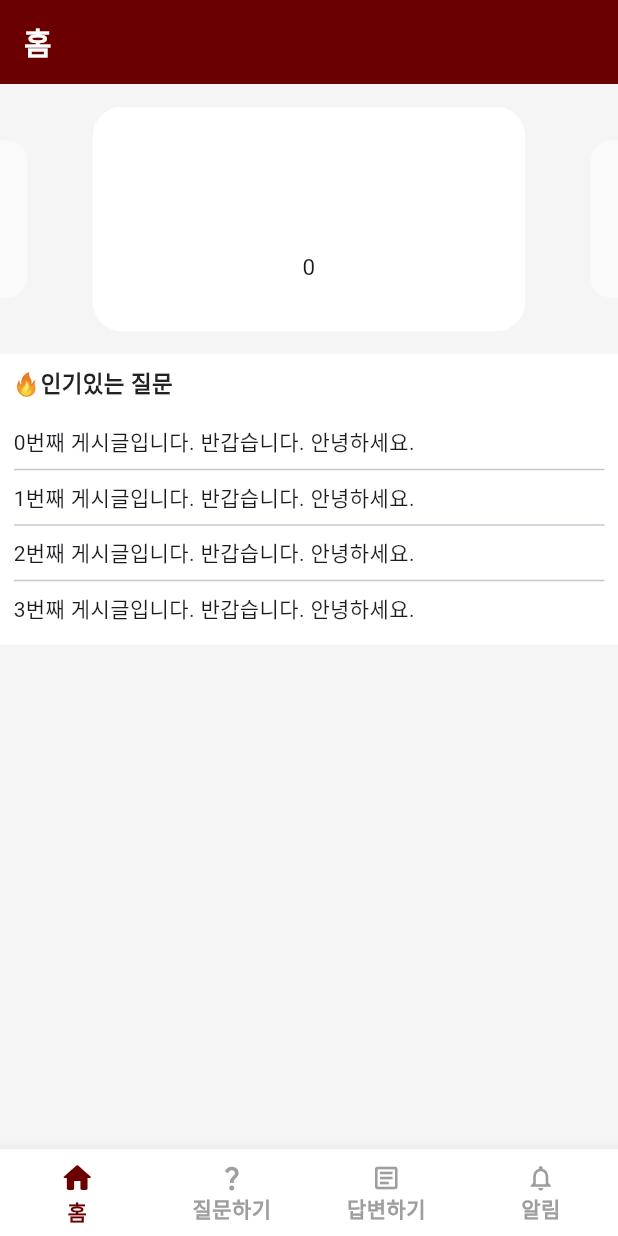
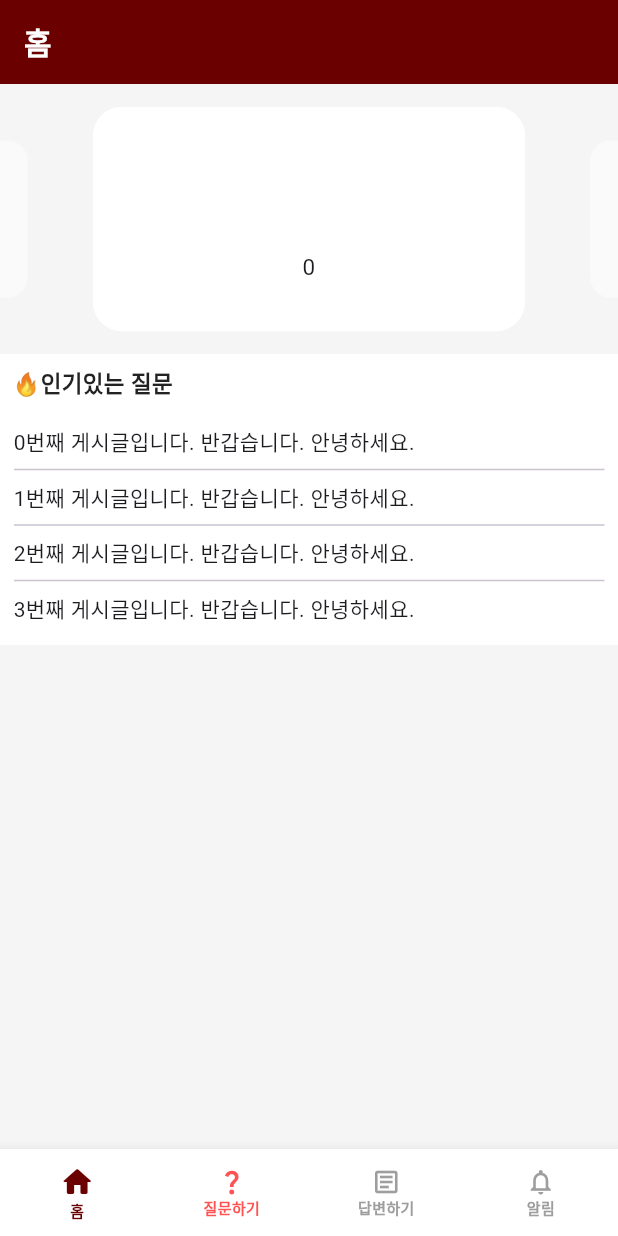
Before and after one commit to namudongs/kangwonuniv-capstone-flutter, a Flutter app: the screen it shows once a user with an empty profile is signed in, on a phone screen of 412 x 824 dp. Run offline on Flutter 3.47's test engine with Material 3 defaults, Android fonts, the phone set to English and light mode, and no system bars; drawn by our look-alikes of card_swiper, stylish_bottom_bar; our stand-ins replace animated_custom_dropdown, cloud_firestore, firebase_auth, firebase_core, image_picker, lottie; accounts and stored records are empty; Roboto replaces fonts that are missing (NanumGothic).

```diff
--- a/lib/components/bottomBar.dart
+++ b/lib/components/bottomBar.dart
@@ -46,7 +46,7 @@ class _BottomNavBarState extends State<BottomNavBar> {
       bottomNavigationBar: StylishBottomBar(
         option: AnimatedBarOptions(
           iconSize: 20,
-          iconStyle: IconStyle.simple,
+          iconStyle: IconStyle.Default,
         ),
         currentIndex: selected,
         onTap: (index) {
@@ -67,24 +67,37 @@ class _BottomNavBarState extends State<BottomNavBar> {
         items: [
           BottomBarItem(
             icon: const Icon(Icons.home_rounded),
-            title: const Text('홈'),
+            title: const Text(
+              '홈',
+              style: TextStyle(fontSize: 10),
+            ),
             selectedColor: const Color.fromARGB(255, 106, 0, 0),
           ),
           BottomBarItem(
             icon: const Icon(Icons.question_mark),
-            title: const Text('질문하기'),
+            title: const Text(
+              '질문하기',
+              style: TextStyle(fontSize: 10),
+            ),
+            unSelectedColor: Colors.redAccent,
             selectedColor: const Color.fromARGB(255, 106, 0, 0),
           ),
           BottomBarItem(
             icon: const Icon(Icons.article_outlined),
             selectedIcon: const Icon(Icons.article_rounded),
-            title: const Text('답변하기'),
+            title: const Text(
+              '답변하기',
+              style: TextStyle(fontSize: 10),
+            ),
             selectedColor: const Color.fromARGB(255, 106, 0, 0),
           ),
           BottomBarItem(
             icon: const Icon(Icons.notifications_none),
             selectedIcon: const Icon(Icons.notifications_rounded),
-            title: const Text('알림'),
+            title: const Text(
+              '알림',
+              style: TextStyle(fontSize: 10),
+            ),
             selectedColor: const Color.fromARGB(255, 106, 0, 0),
           ),
         ],
```
